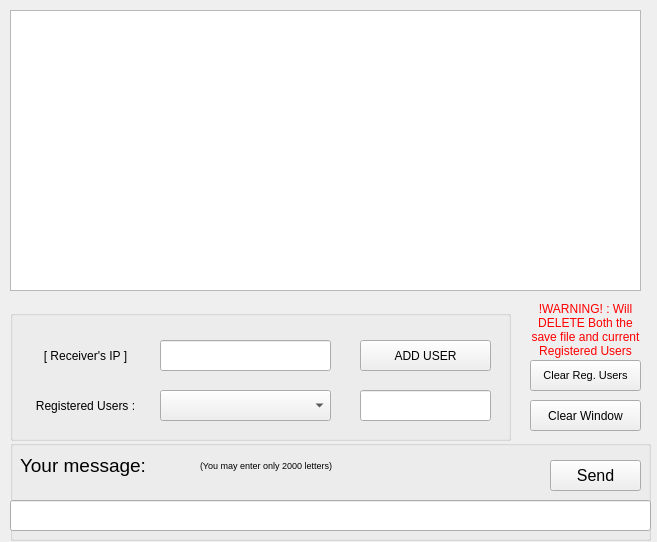
LiamB72/MainProjects, file chatBox/scripts/chatBox.ui: the form before one commit.
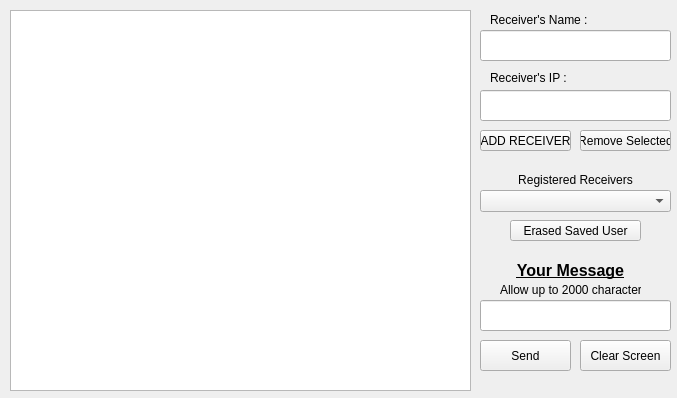
The form after the commit.

```diff
--- a/chatBox/scripts/chatBox.ui
+++ b/chatBox/scripts/chatBox.ui
@@ -6,8 +6,8 @@
    <rect>
     <x>0</x>
     <y>0</y>
-    <width>657</width>
-    <height>542</height>
+    <width>677</width>
+    <height>398</height>
    </rect>
   </property>
   <property name="font">
@@ -24,8 +24,8 @@
      <rect>
       <x>10</x>
       <y>10</y>
-      <width>631</width>
-      <height>281</height>
+      <width>461</width>
+      <height>381</height>
      </rect>
     </property>
     <property name="font">
@@ -34,12 +34,30 @@
      </font>
     </property>
    </widget>
-   <widget class="QPushButton" name="pushClearButton">
+   <widget class="QLabel" name="receiverIP_Text">
     <property name="geometry">
      <rect>
-      <x>530</x>
-      <y>400</y>
-      <width>111</width>
+      <x>490</x>
+      <y>70</y>
+      <width>81</width>
+      <height>16</height>
+     </rect>
+    </property>
+    <property name="font">
+     <font>
+      <family>Arial</family>
+     </font>
+    </property>
+    <property name="text">
+     <string>Receiver's IP :</string>
+    </property>
+   </widget>
+   <widget class="QLineEdit" name="receiverIP_Input">
+    <property name="geometry">
+     <rect>
+      <x>480</x>
+      <y>90</y>
+      <width>191</width>
       <height>31</height>
      </rect>
     </property>
@@ -48,292 +66,214 @@
       <family>Arial</family>
      </font>
     </property>
+    <property name="maxLength">
+     <number>15</number>
+    </property>
+   </widget>
+   <widget class="QLineEdit" name="receiverName_Input">
+    <property name="geometry">
+     <rect>
+      <x>480</x>
+      <y>30</y>
+      <width>191</width>
+      <height>31</height>
+     </rect>
+    </property>
+    <property name="font">
+     <font>
+      <family>Arial</family>
+     </font>
+    </property>
+   </widget>
+   <widget class="QLabel" name="receiverName_Text">
+    <property name="geometry">
+     <rect>
+      <x>490</x>
+      <y>10</y>
+      <width>151</width>
+      <height>20</height>
+     </rect>
+    </property>
+    <property name="font">
+     <font>
+      <family>Arial</family>
+     </font>
+    </property>
     <property name="text">
-     <string>Clear Window</string>
+     <string>Receiver's Name :</string>
     </property>
    </widget>
-   <widget class="QGroupBox" name="senderStuff">
+   <widget class="QComboBox" name="registeredUserList">
     <property name="geometry">
      <rect>
-      <x>10</x>
-      <y>440</y>
-      <width>641</width>
-      <height>101</height>
+      <x>480</x>
+      <y>190</y>
+      <width>191</width>
+      <height>22</height>
      </rect>
     </property>
-    <property name="autoFillBackground">
-     <bool>true</bool>
+   </widget>
+   <widget class="QPushButton" name="eraseTextFileButton">
+    <property name="geometry">
+     <rect>
+      <x>510</x>
+      <y>220</y>
+      <width>131</width>
+      <height>21</height>
+     </rect>
     </property>
-    <property name="title">
-     <string/>
+    <property name="font">
+     <font>
+      <family>Arial</family>
+     </font>
     </property>
-    <widget class="QLabel" name="label_3">
-     <property name="geometry">
-      <rect>
-       <x>10</x>
-       <y>10</y>
-       <width>221</width>
-       <height>31</height>
-      </rect>
-     </property>
-     <property name="font">
-      <font>
-       <family>Arial</family>
-       <pointsize>14</pointsize>
-      </font>
-     </property>
-     <property name="text">
-      <string>Your message:</string>
-     </property>
-    </widget>
-    <widget class="QPushButton" name="sendingButton">
-     <property name="geometry">
-      <rect>
-       <x>540</x>
-       <y>20</y>
-       <width>91</width>
-       <height>31</height>
-      </rect>
-     </property>
-     <property name="font">
-      <font>
-       <family>Arial</family>
-       <pointsize>12</pointsize>
-      </font>
-     </property>
-     <property name="contextMenuPolicy">
-      <enum>Qt::PreventContextMenu</enum>
-     </property>
-     <property name="autoFillBackground">
-      <bool>false</bool>
-     </property>
-     <property name="text">
-      <string>Send</string>
-     </property>
-     <property name="default">
-      <bool>false</bool>
-     </property>
-     <property name="flat">
-      <bool>false</bool>
-     </property>
-    </widget>
-    <widget class="QLineEdit" name="messageToSend">
-     <property name="geometry">
-      <rect>
-       <x>0</x>
-       <y>60</y>
-       <width>641</width>
-       <height>31</height>
-      </rect>
-     </property>
-     <property name="font">
-      <font>
-       <family>Arial</family>
-       <pointsize>10</pointsize>
-      </font>
-     </property>
-     <property name="inputMask">
-      <string/>
-     </property>
-     <property name="text">
-      <string/>
-     </property>
-     <property name="maxLength">
-      <number>2000</number>
-     </property>
-     <property name="echoMode">
-      <enum>QLineEdit::Normal</enum>
-     </property>
-    </widget>
-    <widget class="QLabel" name="label_4">
-     <property name="geometry">
-      <rect>
-       <x>190</x>
-       <y>10</y>
-       <width>221</width>
-       <height>31</height>
-      </rect>
-     </property>
-     <property name="font">
-      <font>
-       <family>Arial</family>
-       <pointsize>7</pointsize>
-      </font>
-     </property>
-     <property name="text">
-      <string>(You may enter only 2000 letters)</string>
-     </property>
-    </widget>
+    <property name="text">
+     <string>Erased Saved User</string>
+    </property>
    </widget>
-   <widget class="QGroupBox" name="ReceiverStuff">
+   <widget class="QPushButton" name="addReceiverButton">
     <property name="geometry">
      <rect>
-      <x>10</x>
-      <y>310</y>
-      <width>501</width>
-      <height>131</height>
+      <x>480</x>
+      <y>130</y>
+      <width>91</width>
+      <height>21</height>
      </rect>
     </property>
-    <property name="title">
-     <string/>
+    <property name="font">
+     <font>
+      <family>Arial</family>
+     </font>
     </property>
-    <widget class="QLineEdit" name="receiverIP_Text">
-     <property name="geometry">
-      <rect>
-       <x>150</x>
-       <y>30</y>
-       <width>171</width>
-       <height>31</height>
-      </rect>
-     </property>
-     <property name="font">
-      <font>
-       <family>Arial</family>
-      </font>
-     </property>
-     <property name="text">
-      <string/>
-     </property>
-     <property name="maxLength">
-      <number>15</number>
-     </property>
-    </widget>
-    <widget class="QComboBox" name="registeredUserList">
-     <property name="geometry">
-      <rect>
-       <x>150</x>
-       <y>80</y>
-       <width>171</width>
-       <height>31</height>
-      </rect>
-     </property>
-    </widget>
-    <widget class="QLabel" name="label_2">
-     <property name="geometry">
-      <rect>
-       <x>10</x>
-       <y>30</y>
-       <width>131</width>
-       <height>31</height>
-      </rect>
-     </property>
-     <property name="font">
-      <font>
-       <family>Arial</family>
-      </font>
-     </property>
-     <property name="text">
-      <string>[ Receiver's IP ]</string>
-     </property>
-     <property name="alignment">
-      <set>Qt::AlignCenter</set>
-     </property>
-    </widget>
-    <widget class="QPushButton" name="addUserButton">
-     <property name="geometry">
-      <rect>
-       <x>350</x>
-       <y>30</y>
-       <width>131</width>
-       <height>31</height>
-      </rect>
-     </property>
-     <property name="text">
-      <string>ADD USER</string>
-     </property>
-    </widget>
-    <widget class="QLineEdit" name="receiverName_Text">
-     <property name="geometry">
-      <rect>
-       <x>350</x>
-       <y>80</y>
-       <width>131</width>
-       <height>31</height>
-      </rect>
-     </property>
-     <property name="font">
-      <font>
-       <family>Arial</family>
-      </font>
-     </property>
-     <property name="inputMask">
-      <string/>
-     </property>
-     <property name="text">
-      <string/>
-     </property>
-     <property name="maxLength">
-      <number>32767</number>
-     </property>
-    </widget>
-    <widget class="QLabel" name="label_5">
-     <property name="geometry">
-      <rect>
-       <x>10</x>
-       <y>80</y>
-       <width>131</width>
-       <height>31</height>
-      </rect>
-     </property>
-     <property name="font">
-      <font>
-       <family>Arial</family>
-      </font>
-     </property>
-     <property name="text">
-      <string>Registered Users :</string>
-     </property>
-     <property name="alignment">
-      <set>Qt::AlignCenter</set>
-     </property>
-    </widget>
+    <property name="text">
+     <string>ADD RECEIVER</string>
+    </property>
    </widget>
    <widget class="QPushButton" name="clearSAVEFILE">
     <property name="geometry">
      <rect>
-      <x>530</x>
-      <y>360</y>
-      <width>111</width>
+      <x>580</x>
+      <y>130</y>
+      <width>91</width>
+      <height>21</height>
+     </rect>
+    </property>
+    <property name="font">
+     <font>
+      <family>Arial</family>
+     </font>
+    </property>
+    <property name="text">
+     <string>Remove Selected</string>
+    </property>
+   </widget>
+   <widget class="QLabel" name="registeredUserText">
+    <property name="geometry">
+     <rect>
+      <x>490</x>
+      <y>170</y>
+      <width>171</width>
+      <height>20</height>
+     </rect>
+    </property>
+    <property name="text">
+     <string>Registered Receivers</string>
+    </property>
+    <property name="alignment">
+     <set>Qt::AlignCenter</set>
+    </property>
+   </widget>
+   <widget class="QPushButton" name="clearScreenButton">
+    <property name="geometry">
+     <rect>
+      <x>580</x>
+      <y>340</y>
+      <width>91</width>
       <height>31</height>
      </rect>
     </property>
     <property name="font">
      <font>
       <family>Arial</family>
-      <pointsize>8</pointsize>
      </font>
     </property>
-    <property name="cursor">
-     <cursorShape>PointingHandCursor</cursorShape>
+    <property name="text">
+     <string>Clear Screen</string>
     </property>
+   </widget>
+   <widget class="QLabel" name="description_Text">
+    <property name="geometry">
+     <rect>
+      <x>500</x>
+      <y>280</y>
+      <width>141</width>
+      <height>20</height>
+     </rect>
+    </property>
     <property name="text">
-     <string>Clear Reg. Users</string>
+     <string>Allow up to 2000 characters</string>
     </property>
    </widget>
-   <widget class="QLabel" name="label">
+   <widget class="QPushButton" name="sendingButton">
     <property name="geometry">
      <rect>
-      <x>530</x>
+      <x>480</x>
+      <y>340</y>
+      <width>91</width>
+      <height>31</height>
+     </rect>
+    </property>
+    <property name="font">
+     <font>
+      <family>Arial</family>
+     </font>
+    </property>
+    <property name="text">
+     <string>Send</string>
+    </property>
+   </widget>
+   <widget class="QLineEdit" name="yourMessage_Input">
+    <property name="geometry">
+     <rect>
+      <x>480</x>
       <y>300</y>
-      <width>111</width>
-      <height>61</height>
+      <width>191</width>
+      <height>31</height>
      </rect>
     </property>
-    <property name="cursor">
-     <cursorShape>ForbiddenCursor</cursorShape>
+    <property name="font">
+     <font>
+      <family>Arial</family>
+     </font>
+    </property>
+    <property name="maxLength">
+     <number>2000</number>
+    </property>
+   </widget>
+   <widget class="QLabel" name="yourMessage_Text">
+    <property name="geometry">
+     <rect>
+      <x>500</x>
+      <y>260</y>
+      <width>141</width>
+      <height>21</height>
+     </rect>
+    </property>
+    <property name="font">
+     <font>
+      <family>Arial</family>
+      <pointsize>12</pointsize>
+      <weight>75</weight>
+      <bold>true</bold>
+      <underline>true</underline>
+     </font>
     </property>
     <property name="text">
-     <string>&lt;html&gt;&lt;head/&gt;&lt;body&gt;&lt;p&gt;&lt;span style=&quot; color:#ff0000;&quot;&gt;!WARNING! : Will DELETE Both the save file and current Registered Users&lt;/span&gt;&lt;/p&gt;&lt;/body&gt;&lt;/html&gt;</string>
-    </property>
-    <property name="textFormat">
-     <enum>Qt::RichText</enum>
+     <string>Your Message</string>
     </property>
     <property name="alignment">
      <set>Qt::AlignCenter</set>
     </property>
-    <property name="wordWrap">
-     <bool>true</bool>
-    </property>
    </widget>
   </widget>
  </widget>
```
Left out of the diff: 8 changed lines with no effect on the pictures.
